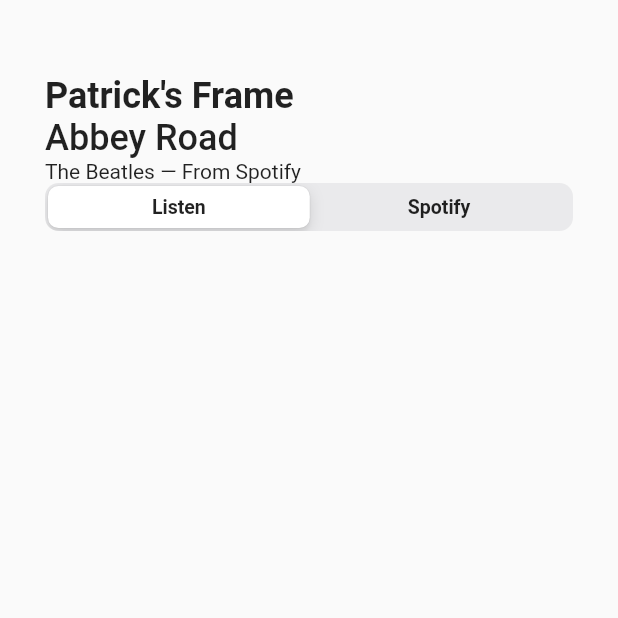
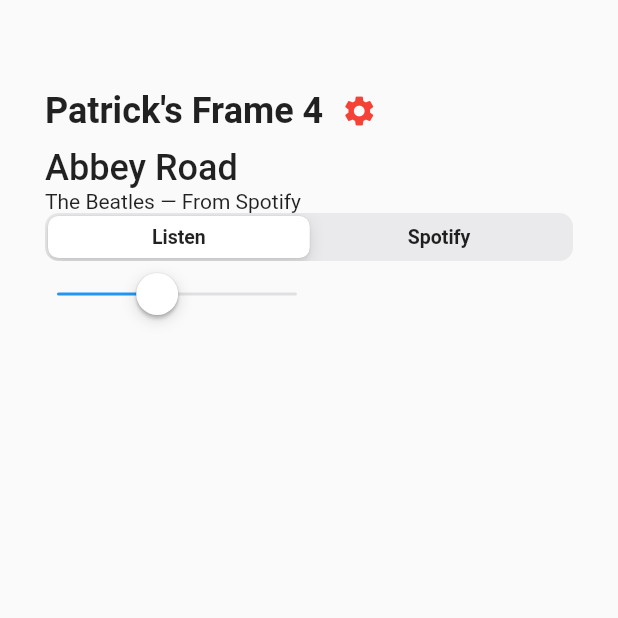
Before and after one commit to phultquist/frame-mobile-app, a Flutter app: the screen it shows after launch, on a phone screen of 412 x 824 dp, the top half of it. Run offline on Flutter 3.47's test engine with Material 2 defaults, Android fonts, the phone set to English and light mode, and no system bars; Roboto replaces fonts that are missing (Helvetica).

```diff
--- a/lib/main.dart
+++ b/lib/main.dart
@@ -24,17 +24,28 @@ class HomePage extends StatelessWidget {
     );
   }
 
-  Widget buildContent() => Column(
+  StatefulBuilder buildContent() {
+    int modeIndex = 0;
+    double sliderValue = 70.0;
+    return StatefulBuilder(
+        builder: (BuildContext context, StateSetter setState) {
+      return Column(
         mainAxisAlignment: MainAxisAlignment.start,
         children: [
           Row(children: [
             new Text(
-              "Patrick's Frame",
+              "Patrick's Frame 4",
               style: TextStyle(
                   fontSize: 24.0,
                   fontFamily: "Roboto",
                   fontWeight: FontWeight.bold),
-            )
+            ),
+            new IconButton(
+                icon: Icon(
+                  Icons.settings,
+                  color: Colors.red,
+                ),
+                onPressed: () {})
           ]),
           Row(children: [
             new Text(
@@ -57,11 +68,30 @@ class HomePage extends StatelessWidget {
               Expanded(
                   child: CupertinoSlidingSegmentedControl(
                 children: logoWidgets,
-                onValueChanged: (changeFromGroupValue) {},
-                groupValue: 0,
+                onValueChanged: (int newValue) {
+                  setState(() {
+                    modeIndex = newValue;
+                  });
+                },
+                groupValue: modeIndex,
               ))
             ],
-          )
+          ),
+          Row(children: <Widget>[
+            Container(
+              child: CupertinoSlider(
+                  value: sliderValue,
+                  onChanged: (newv) {
+                    setState(() {
+                      sliderValue = newv;
+                    });
+                  },
+                  min: 50.0,
+                  max: 100.0),
+            )
+          ])
         ],
       );
+    });
+  }
 }
--- a/pubspec.yaml
+++ b/pubspec.yaml
@@ -23,7 +23,7 @@ environment:
 dependencies:
   flutter:
     sdk: flutter
-
+  fluttericon: ^1.0.7
 
   # The following adds the Cupertino Icons font to your application.
   # Use with the CupertinoIcons class for iOS style icons.
```
Also changed, not shown: pubspec.lock, 1 other file.
